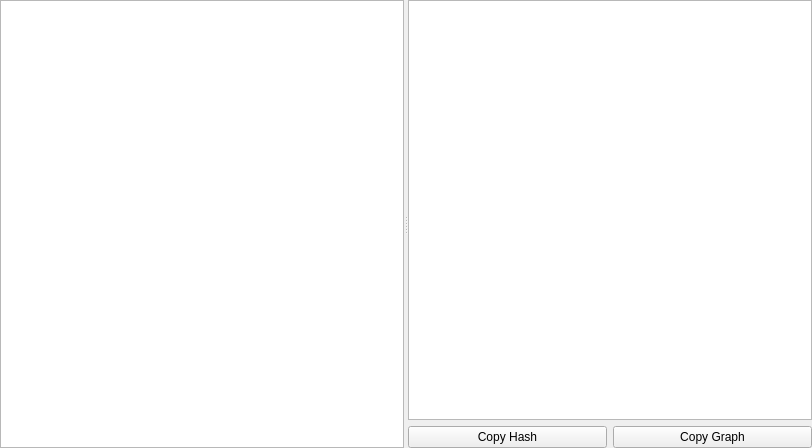
REDasmOrg/REDasm, file dialogs/devdialog/tabs/functiongraphtab.ui: the form before one commit.
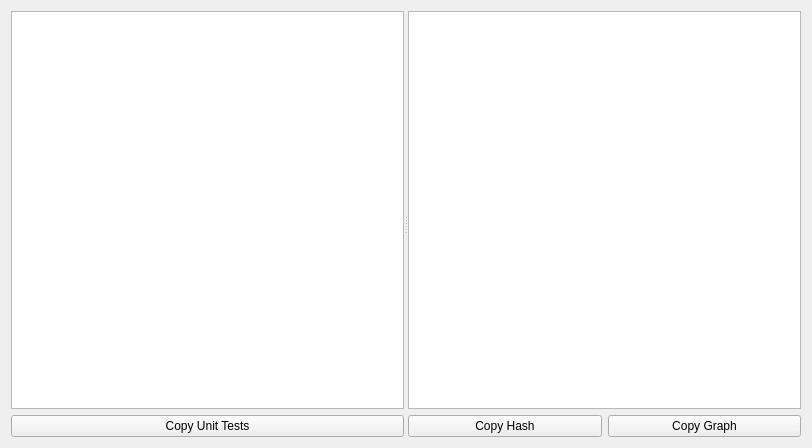
The form after the commit.

Commit message: FunctionGraphTab: Copy graph tests to clipboard

Patch:
```diff
--- a/dialogs/devdialog/tabs/functiongraphtab.ui
+++ b/dialogs/devdialog/tabs/functiongraphtab.ui
@@ -13,27 +13,15 @@
   <property name="windowTitle">
    <string>Form</string>
   </property>
-  <layout class="QVBoxLayout" name="verticalLayout_2">
-   <property name="spacing">
-    <number>0</number>
-   </property>
-   <property name="leftMargin">
-    <number>0</number>
-   </property>
-   <property name="topMargin">
-    <number>0</number>
-   </property>
-   <property name="rightMargin">
-    <number>0</number>
-   </property>
-   <property name="bottomMargin">
-    <number>0</number>
-   </property>
+  <layout class="QVBoxLayout" name="verticalLayout_3">
    <item>
     <widget class="QSplitter" name="splitter">
      <property name="orientation">
       <enum>Qt::Horizontal</enum>
      </property>
+     <widget class="QWidget" name="">
+      <layout class="QVBoxLayout" name="verticalLayout_2">
+       <item>
      <widget class="QTableView" name="tbvFunctions">
       <property name="editTriggers">
        <set>QAbstractItemView::NoEditTriggers</set>
@@ -59,6 +47,16 @@
       <attribute name="verticalHeaderVisible">
        <bool>false</bool>
       </attribute>
+        </widget>
+       </item>
+       <item>
+        <widget class="QPushButton" name="pbCopyUnitTest">
+         <property name="text">
+          <string>Copy Unit Tests</string>
+         </property>
+        </widget>
+       </item>
+      </layout>
      </widget>
      <widget class="QWidget" name="layoutWidget">
       <layout class="QVBoxLayout" name="verticalLayout">
```
Lines whose indentation alone changed are shown as unchanged. The commit also changes 2 other files.
